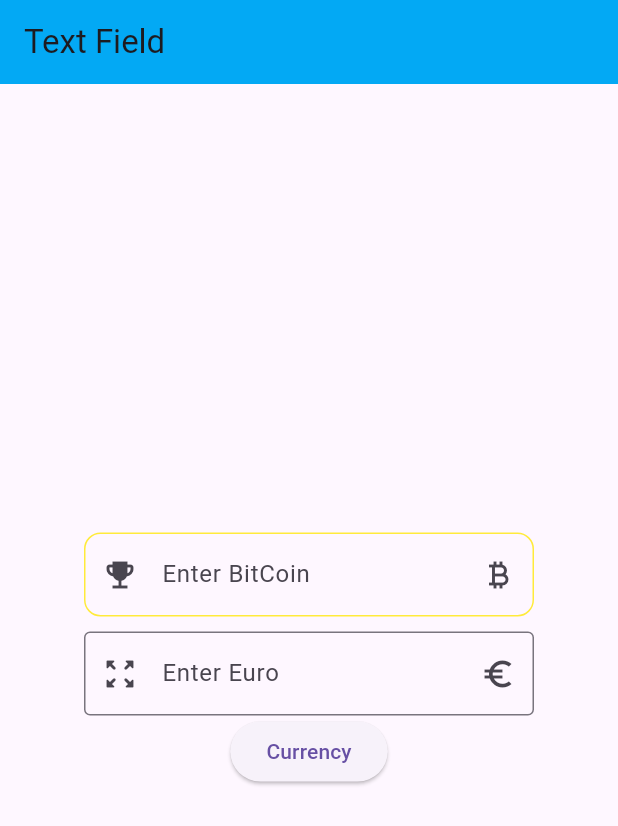
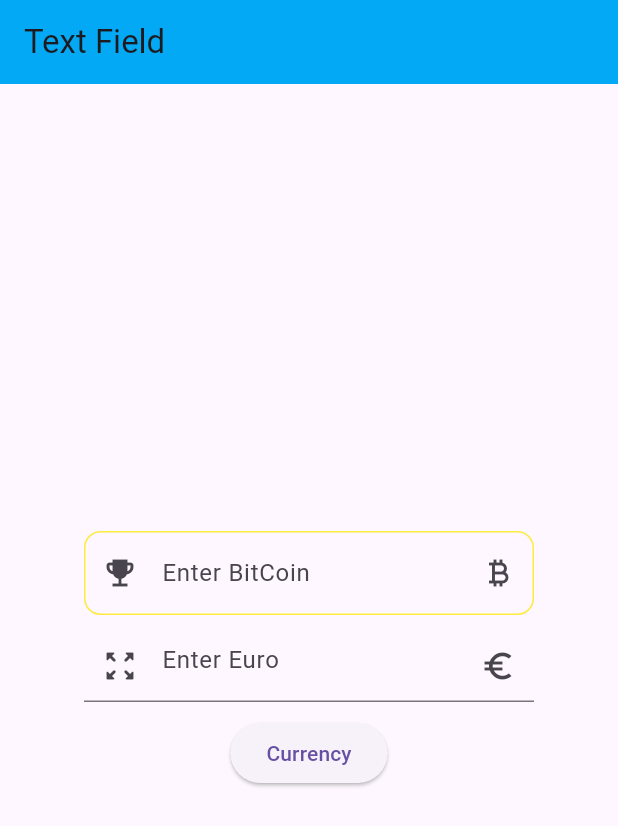
Before and after one commit to Piyushbhatt7/Flutter-Widgets, a Flutter app: the screen it shows after launch, on a phone screen of 412 x 824 dp. Shown: the top 826 px of the screen. Run offline on Flutter 3.47's test engine with Material 3 defaults, Android fonts, the phone set to English and light mode, and no system bars.

```diff
--- a/lib/Text Field.dart
+++ b/lib/Text Field.dart
@@ -73,10 +73,13 @@ class Text_Field extends StatelessWidget {
                         width: 2
                       ),
                     ),
-                    border: OutlineInputBorder(
 
-
-                    ),
+                   disabledBorder:  OutlineInputBorder(
+                       borderRadius: BorderRadius.circular(11),
+                      borderSide: BorderSide(
+                        color: Colors.brown,
+                    )
+                  ),
 
                     suffixIcon: Icon(Icons.euro_symbol_outlined),
                     prefixIcon: Icon(Icons.zoom_out_map_rounded)
@@ -84,8 +87,11 @@ class Text_Field extends StatelessWidget {
                   ),
 
               ),
+              SizedBox(height: 10,),
 
-            ElevatedButton(onPressed: (){
+            ElevatedButton(
+
+              onPressed: (){
               String bit = bitcoin.text.toString();
               String ero = euro.text.toString();
 
```
